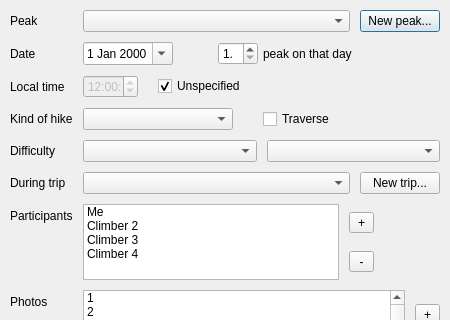
First picture: the form in src/ui/new_ascent.ui, repository svetter/pal, before the edit; both pictures show x 0 to 450 and y 0 to 320 of the 450 by 600 pixel window.
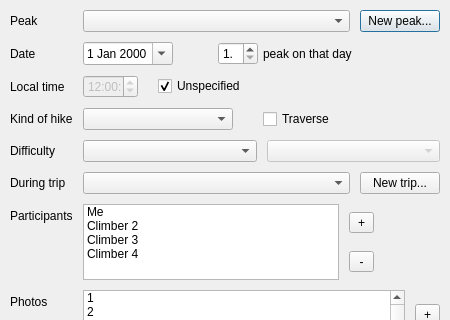
Second picture: the form after the edit.

What changed in the file:
```diff
--- a/src/ui/new_ascent.ui
+++ b/src/ui/new_ascent.ui
@@ -385,6 +385,9 @@
        </item>
        <item>
         <widget class="QComboBox" name="difficultyGradeCombo">
+         <property name="enabled">
+          <bool>false</bool>
+         </property>
          <property name="sizePolicy">
           <sizepolicy hsizetype="MinimumExpanding" vsizetype="Fixed">
            <horstretch>0</horstretch>
```
Left out of the diff: 4 changed lines with no effect on the pictures.
